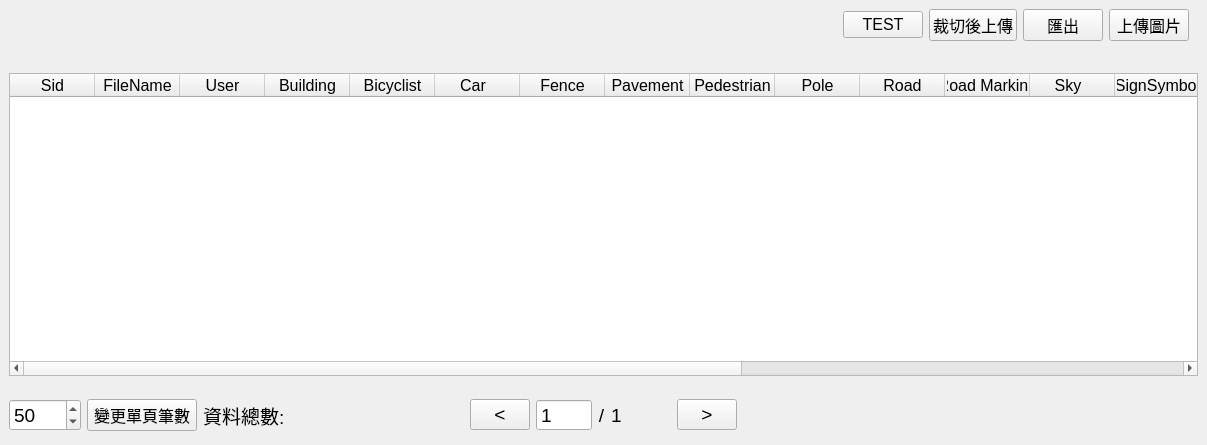
This is TfriClient/WTableAnalyze.ui in roger0816/Tfri as Qt 5 draws it before an edit. The edited form follows.
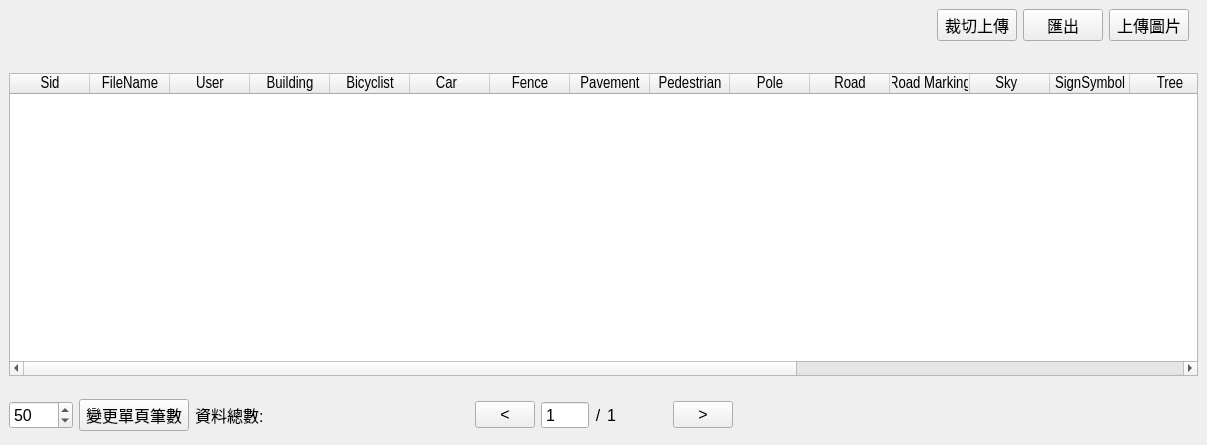
This is the edited form.

Diff of the .ui file:
```diff
--- a/TfriClient/WTableAnalyze.ui
+++ b/TfriClient/WTableAnalyze.ui
@@ -12,7 +12,7 @@
   </property>
   <property name="font">
    <font>
-    <pointsize>14</pointsize>
+    <pointsize>12</pointsize>
    </font>
   </property>
   <property name="windowTitle">
@@ -44,6 +44,19 @@
      <layout class="QGridLayout" name="gridLayout_2">
       <item row="2" column="0">
        <widget class="QTableWidget" name="tableWidget">
+        <property name="font">
+         <font>
+          <family>Arial Narrow</family>
+          <pointsize>12</pointsize>
+          <weight>9</weight>
+          <italic>false</italic>
+          <bold>false</bold>
+         </font>
+        </property>
+        <property name="styleSheet">
+         <string notr="true">
+font: 75 12pt &quot;Arial Narrow&quot;;</string>
+        </property>
         <property name="editTriggers">
          <set>QAbstractItemView::NoEditTriggers</set>
         </property>
@@ -57,7 +70,7 @@
          <number>40</number>
         </attribute>
         <attribute name="horizontalHeaderDefaultSectionSize">
-         <number>85</number>
+         <number>80</number>
         </attribute>
         <attribute name="horizontalHeaderStretchLastSection">
          <bool>true</bool>
@@ -234,17 +247,10 @@
             <property name="bottomMargin">
              <number>0</number>
             </property>
-            <item>
-             <widget class="QPushButton" name="btnTest">
-              <property name="text">
-               <string>TEST</string>
-              </property>
-             </widget>
-            </item>
             <item>
              <widget class="QPushButton" name="btnClipPic">
               <property name="text">
-               <string>裁切後上傳</string>
+               <string>裁切上傳</string>
               </property>
              </widget>
             </item>
```
